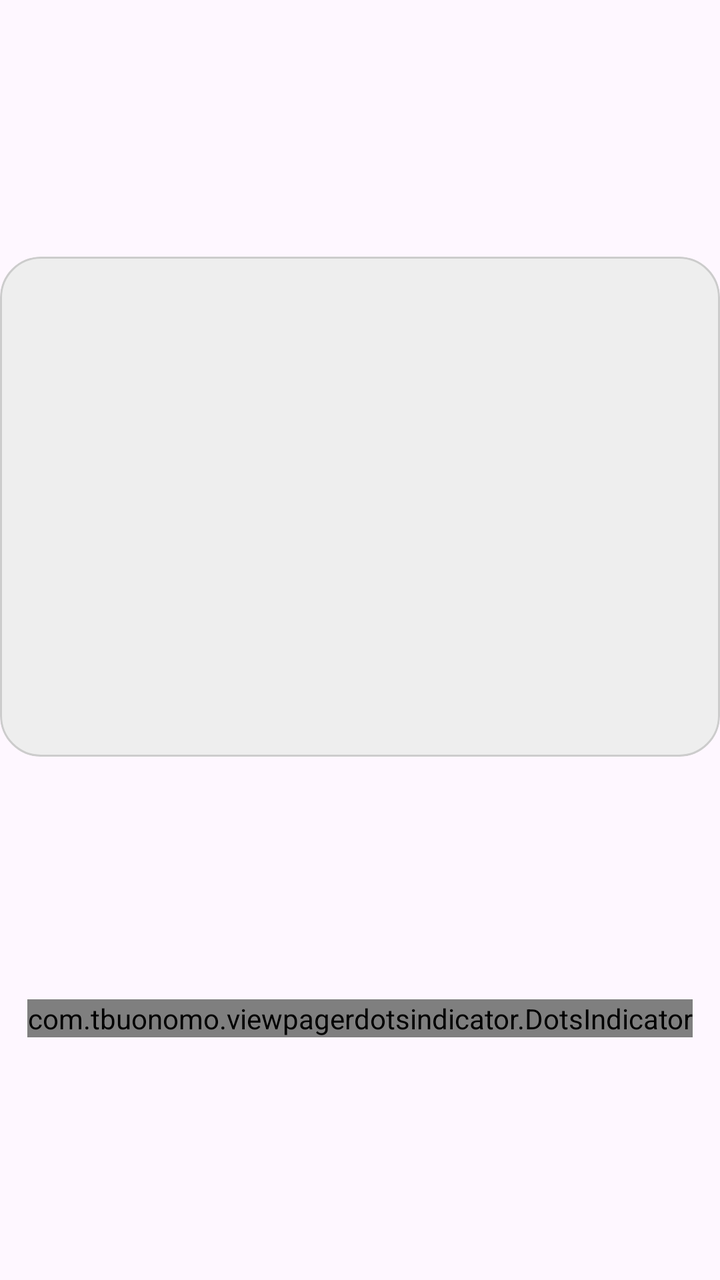
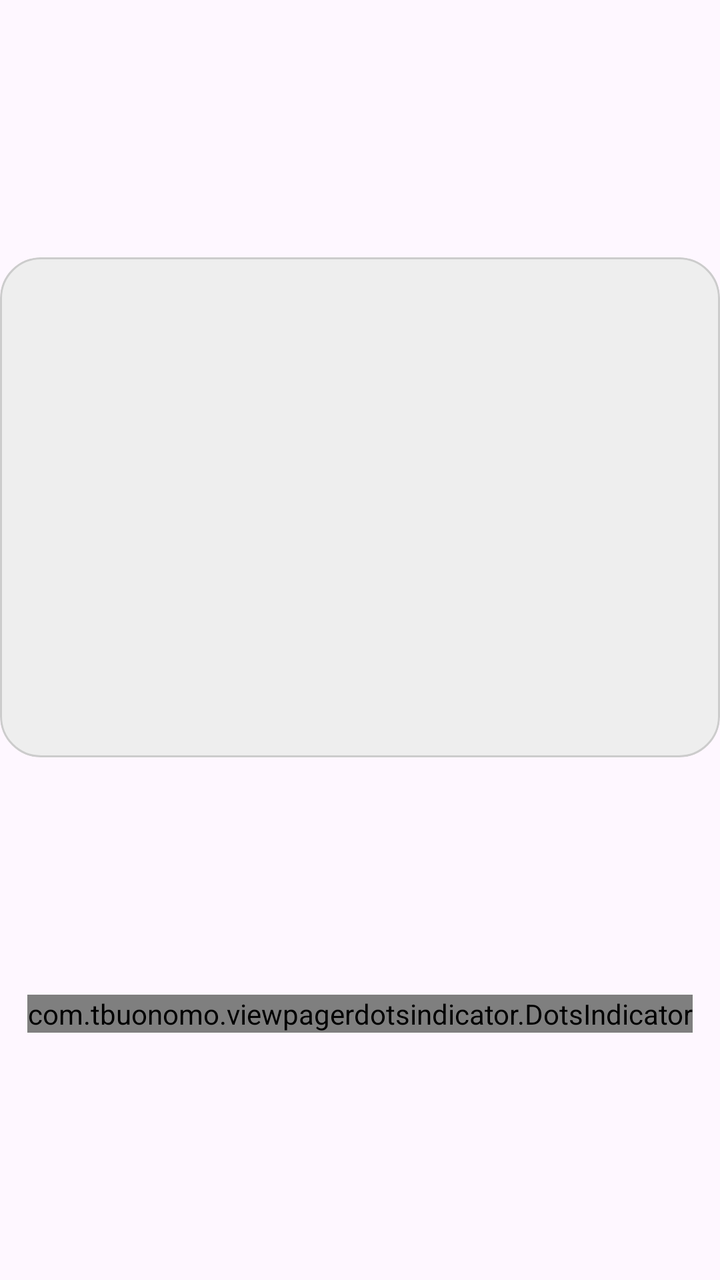

An Android layout rendered at two revisions. The XML below is the earlier revision; the diff shows what the commit changed to produce the second picture.
<!-- AndroidManifest.xml: application theme Theme.Basics -->
<!-- res/layout/item_banner.xml -->
<?xml version="1.0" encoding="utf-8"?>
<androidx.constraintlayout.widget.ConstraintLayout xmlns:android="http://schemas.android.com/apk/res/android"
    android:layout_width="match_parent"
    android:layout_height="wrap_content"
    xmlns:app="http://schemas.android.com/apk/res-auto">

    <androidx.viewpager2.widget.ViewPager2
        android:id="@+id/bannerViewPager"
        android:layout_width="0dp"
        android:layout_height="250dp"
        android:layout_marginTop="12dp"
        android:background="@drawable/rounded_bg"
        android:clipToOutline="true"
        app:layout_constraintBottom_toTopOf="@id/dotsIndicator"
        app:layout_constraintEnd_toEndOf="parent"
        app:layout_constraintStart_toStartOf="parent"
        app:layout_constraintTop_toTopOf="parent"/>

    <com.tbuonomo.viewpagerdotsindicator.DotsIndicator
        android:id="@+id/dotsIndicator"
        android:layout_width="wrap_content"
        android:layout_height="wrap_content"
        android:layout_marginTop="5dp"
        android:layout_marginBottom="5dp"
        app:dotsColor="#808080"
        app:dotsSize="8dp"
        app:layout_constraintEnd_toEndOf="parent"
        app:layout_constraintStart_toStartOf="parent"
        app:layout_constraintBottom_toBottomOf="parent"
        app:layout_constraintTop_toBottomOf="@id/bannerViewPager"
        app:selectedDotColor="@color/black" />

</androidx.constraintlayout.widget.ConstraintLayout>
<!-- resources referenced by this layout -->
<resources>
  <color name="black">#FF000000</color>
  <!-- drawable rounded_bg (drawable) -->
  <?xml version="1.0" encoding="utf-8"?>
  <shape xmlns:android="http://schemas.android.com/apk/res/android">
      <solid android:color="#EEEEEE"/>
      <stroke
          android:width="1dp"
          android:color="#CCCCCC"/>
      <corners android:radius="20dp"/>
  </shape>
  <style name="Theme.Basics" parent="Base.Theme.Basics" />
  <style name="Base.Theme.Basics" parent="Theme.Material3.DayNight.NoActionBar">
          
      </style>
</resources>

<!-- the commit's change to res/layout/item_banner.xml (unified diff, before → after) -->
@@ -8,7 +8,7 @@
         android:id="@+id/bannerViewPager"
         android:layout_width="0dp"
         android:layout_height="250dp"
-        android:layout_marginTop="12dp"
+        android:layout_marginTop="15dp"
         android:background="@drawable/rounded_bg"
         android:clipToOutline="true"
         app:layout_constraintBottom_toTopOf="@id/dotsIndicator"
@@ -21,7 +21,7 @@
         android:layout_width="wrap_content"
         android:layout_height="wrap_content"
         android:layout_marginTop="5dp"
-        android:layout_marginBottom="5dp"
+        android:layout_marginBottom="10dp"
         app:dotsColor="#808080"
         app:dotsSize="8dp"
         app:layout_constraintEnd_toEndOf="parent"
